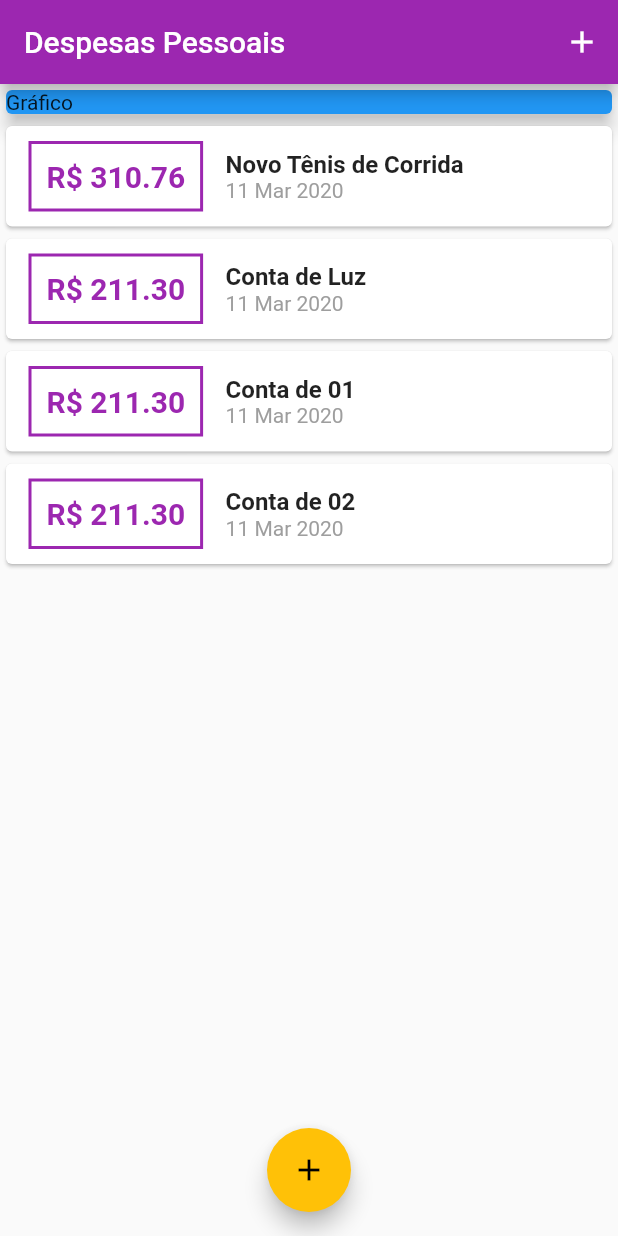
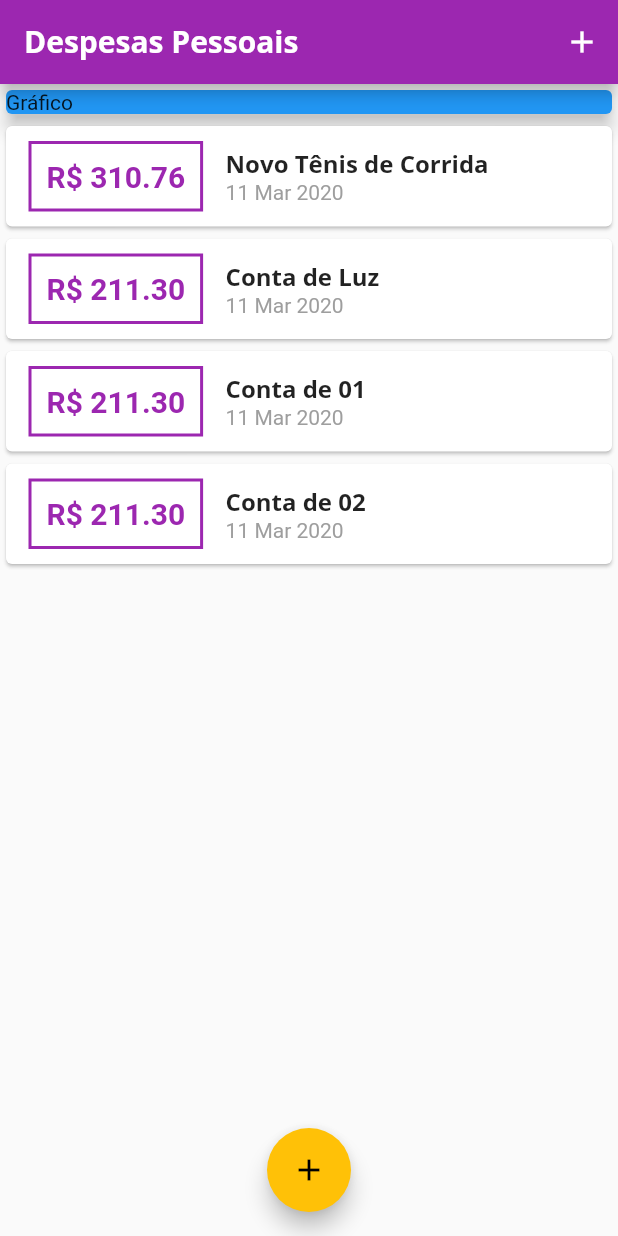
Before and after one commit to wellingtondw/expenses-controller, a Flutter app: the screen it shows after launch, on a phone screen of 412 x 824 dp. Run offline on Flutter 3.47's test engine with Material 2 defaults, Android fonts, the phone set to English and light mode, and no system bars.

Commit message:
add custom font and custom theme

```diff
--- a/lib/components/transaction_list.dart
+++ b/lib/components/transaction_list.dart
@@ -38,7 +38,7 @@ class TransactionList extends StatelessWidget {
                 children: <Widget>[
                   Text(
                     tr.title,
-                    style: TextStyle(fontSize: 16, fontWeight: FontWeight.bold),
+                    style: Theme.of(context).textTheme.title,
                   ),
                   Text(
                     DateFormat('d MMM y').format(tr.date),
--- a/lib/main.dart
+++ b/lib/main.dart
@@ -13,8 +13,25 @@ class ExpensesApp extends StatelessWidget {
     return MaterialApp(
       home: MyHomePage(),
       theme: ThemeData(
+        textTheme: ThemeData.light().textTheme.copyWith(
+              title: TextStyle(
+                fontFamily: 'OpenSans',
+                fontSize: 16,
+                fontWeight: FontWeight.bold,
+              ),
+            ),
         primarySwatch: Colors.purple,
         accentColor: Colors.amber,
+        fontFamily: 'Quicksand',
+        appBarTheme: AppBarTheme(
+          textTheme: ThemeData.light().textTheme.copyWith(
+                title: TextStyle(
+                  fontFamily: 'OpenSans',
+                  fontSize: 20,
+                  fontWeight: FontWeight.bold,
+                ),
+              ),
+        ),
       ),
     );
   }
@@ -97,7 +114,8 @@ class _MyHomePageState extends State<MyHomePage> {
   Widget build(BuildContext context) {
     return Scaffold(
       appBar: AppBar(
-        title: Text('Despesas Pessoais'),
+        title:
+            Text('Despesas Pessoais', style: TextStyle(fontFamily: 'OpenSans')),
         actions: <Widget>[
           IconButton(
             icon: Icon(Icons.add),
```
Also changed, not shown: pubspec.yaml (+11 -6 lines), assets/fonts/OpenSans-Bold.ttf (added), assets/fonts/OpenSans-Regular.ttf (added), assets/fonts/Quicksand-Bold.ttf (added), assets/fonts/Quicksand-Medium.ttf (added), assets/fonts/Quicksand-Regular.ttf (added).
